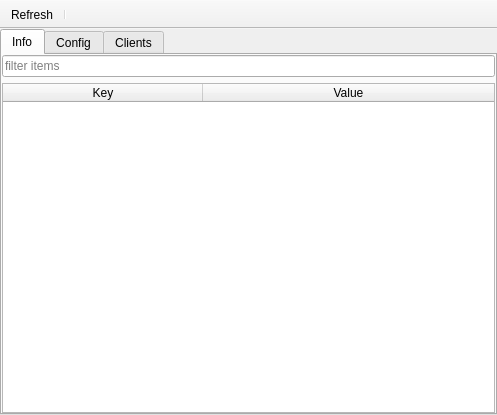
tiagocoutinho/qredis, file qredis/ui/RedisDbEditor.ui: the form before one commit.
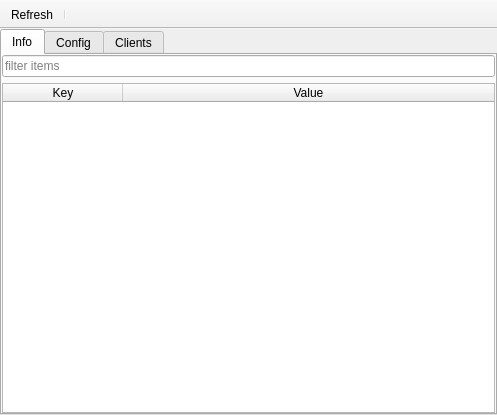
The form after the commit. Icons and pictures are not drawn.

Commit message: Make redis tree client name short

```diff
--- a/qredis/ui/RedisDbEditor.ui
+++ b/qredis/ui/RedisDbEditor.ui
@@ -95,7 +95,7 @@
            <number>50</number>
           </attribute>
           <attribute name="horizontalHeaderDefaultSectionSize">
-           <number>200</number>
+           <number>120</number>
           </attribute>
           <attribute name="horizontalHeaderStretchLastSection">
            <bool>true</bool>
```
The commit also changes 1 other file.
